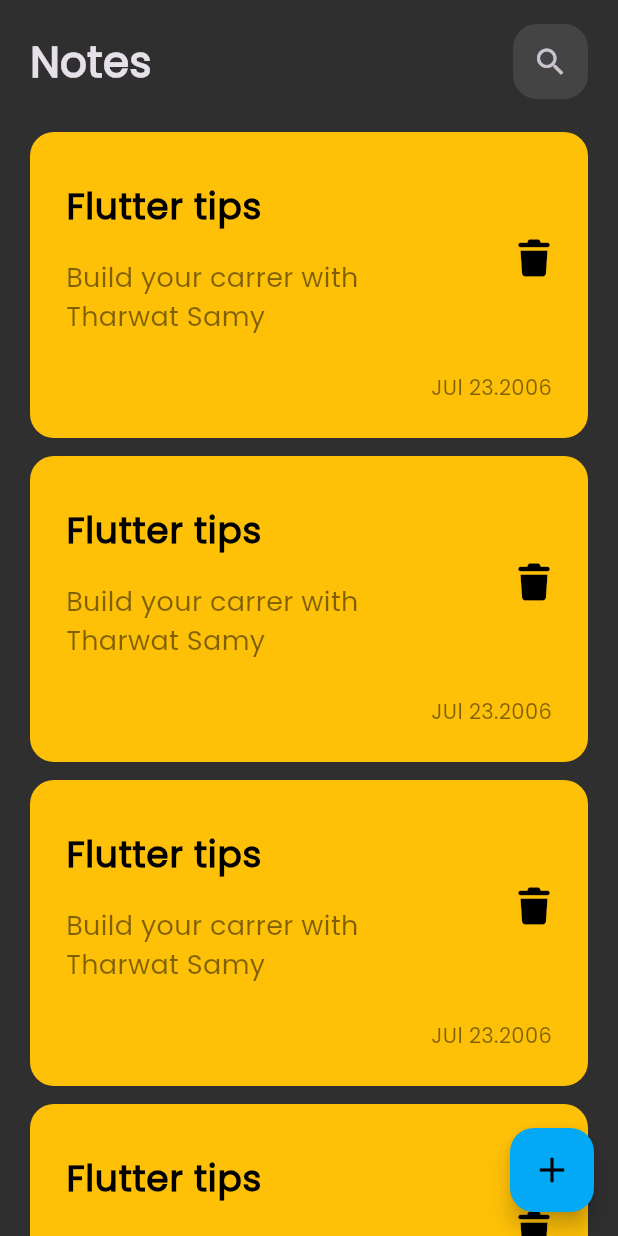
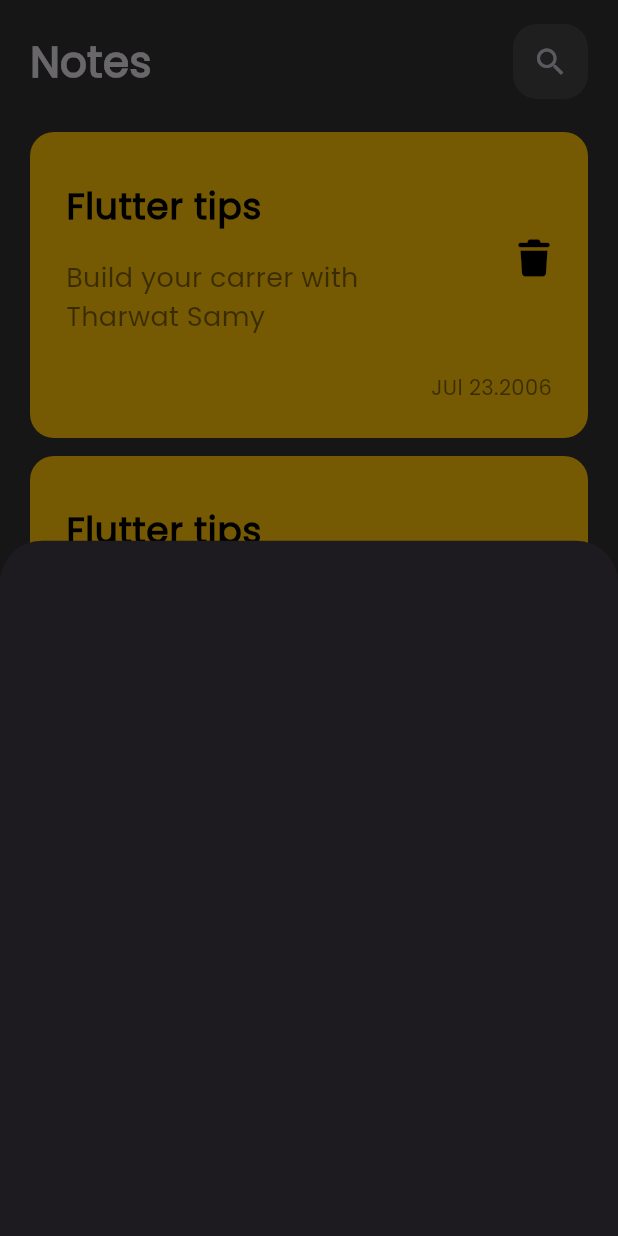
Before and after one commit to omaryasser4576/Notes-App, a Flutter app: the screen it shows after launch, after a tap on the "add" icon, on a phone screen of 412 x 824 dp. Run offline on Flutter 3.47's test engine with Material 3 defaults, Android fonts, the phone set to English and light mode, and no system bars; our stand-ins replace font_awesome_flutter.

Commit message:
create app and create some UI like app bar , list of note item ,note item and modal bottom sheet

```diff
--- a/lib/screens/notes_screen.dart
+++ b/lib/screens/notes_screen.dart
@@ -1,4 +1,5 @@
 import 'package:flutter/material.dart';
+import 'package:notes_app/screens/widgets/add_note_modal_sheet.dart';
 import 'package:notes_app/screens/widgets/notes_screen_body.dart';
 
 class NotesScreen extends StatelessWidget {
@@ -10,12 +11,15 @@ class NotesScreen extends StatelessWidget {
       body: const NotesScreenBody(),
       floatingActionButton: FloatingActionButton(
         backgroundColor: Colors.lightBlue,
-        onPressed: (){},
-        child: const Icon(
-          Icons.add,
-          color: Colors.black,
-          size: 28,
-        ),
+        onPressed: () {
+          showModalBottomSheet(
+            context: context,
+            builder: (context) {
+              return const AddNoteModalSheet();
+            },
+          );
+        },
+        child: const Icon(Icons.add, color: Colors.black, size: 28),
       ),
     );
   }
--- /dev/null
+++ b/lib/screens/widgets/add_note_modal_sheet.dart
@@ -0,0 +1,10 @@
+import 'package:flutter/material.dart';
+
+class AddNoteModalSheet extends StatelessWidget {
+  const AddNoteModalSheet({super.key});
+
+  @override
+  Widget build(BuildContext context) {
+    return Container();
+  }
+}
```
